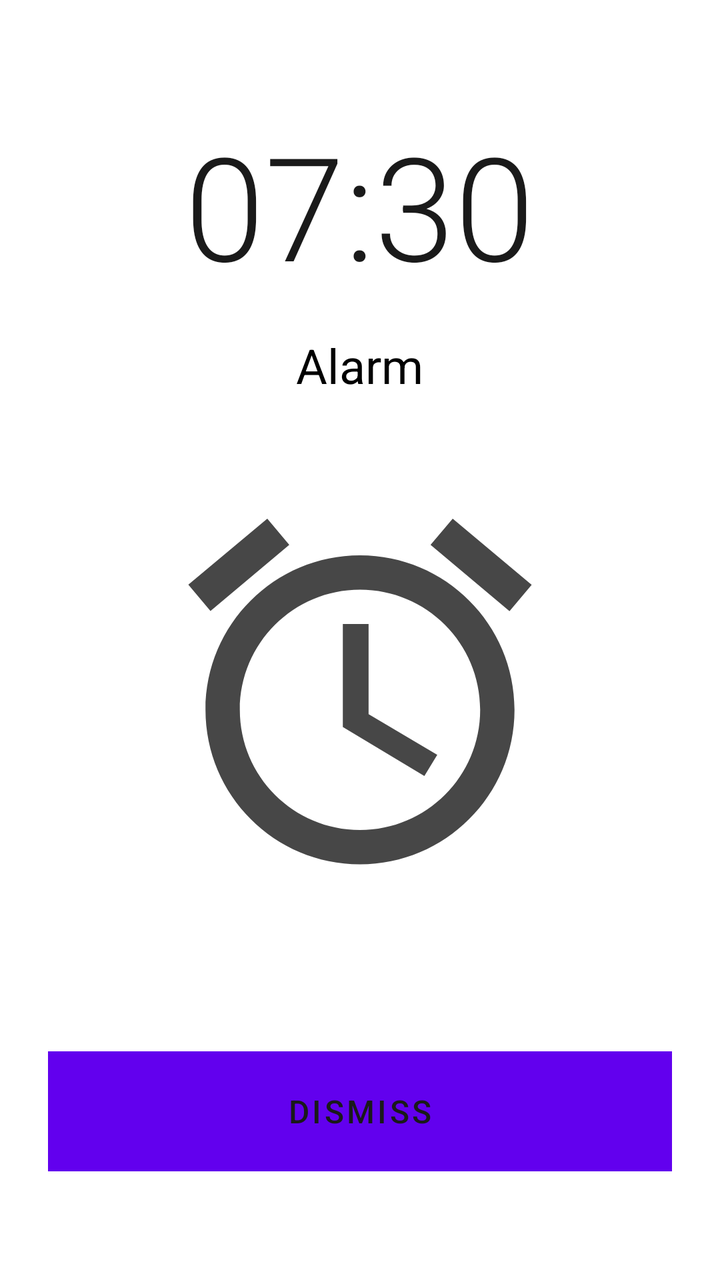
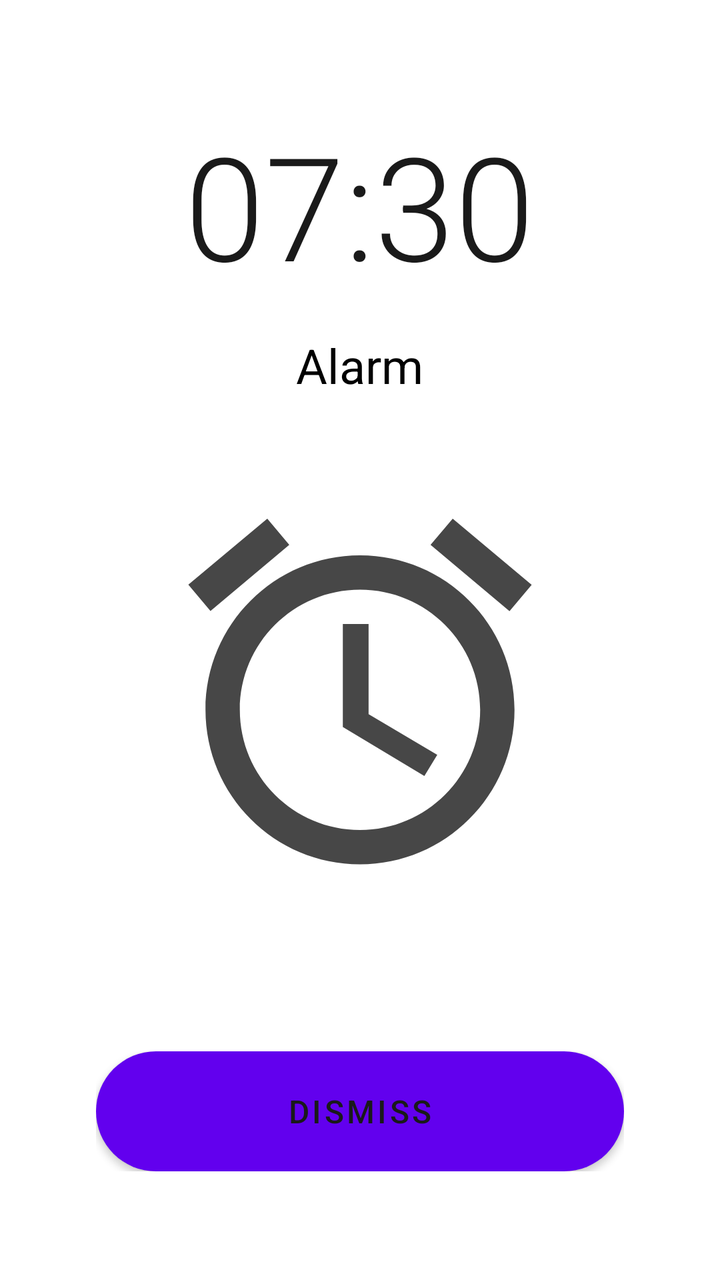

Compare the two renders of this Android layout. The source of the first and the diff that turns it into the second are given below.
<!-- AndroidManifest.xml: fallback theme Theme.MaterialComponents.DayNight.NoActionBar -->
<!-- res/layout/activity_alarm_alert_fullscreen.xml -->
<?xml version="1.0" encoding="utf-8"?>
<LinearLayout xmlns:android="http://schemas.android.com/apk/res/android"
    android:layout_width="match_parent"
    android:layout_height="match_parent"
    android:orientation="vertical"
    android:background="@color/alarm_background"
    android:gravity="center"
    android:padding="24dp">

    

    
    <TextView
        android:id="@+id/alarm_time"
        android:layout_width="wrap_content"
        android:layout_height="wrap_content"
        android:layout_marginBottom="16dp"
        android:fontFamily="sans-serif-light"
        android:text="07:30"
        android:textColor="@color/alarm_text_primary"
        android:textSize="72sp" />

    <TextView
        android:id="@+id/alarm_label"
        android:layout_width="253dp"
        android:layout_height="wrap_content"
        android:layout_marginBottom="48dp"
        android:gravity="center"
        android:text="Alarm"
        android:textColor="@color/alarm_text_secondary"
        android:textSize="24sp" />

    
    <ImageView
        android:id="@+id/alarm_icon"
        android:layout_width="206dp"
        android:layout_height="199dp"
        android:layout_marginBottom="48dp"
        android:adjustViewBounds="true"
        android:alpha="0.8"
        android:scaleType="centerCrop"
        android:src="@drawable/ic_alarm_on" />

    
    <LinearLayout
        android:layout_width="396dp"
        android:layout_height="wrap_content"
        android:layout_marginTop="32dp"
        android:gravity="center"
        android:orientation="horizontal">

        
        <Button
            android:id="@+id/snooze_button"
            android:layout_width="0dp"
            android:layout_height="60dp"
            android:layout_weight="1"
            android:layout_marginEnd="8dp"
            android:background="@drawable/alarm_button_background_snooze"
            android:elevation="4dp"
            android:text="Snooze"
            android:textColor="@color/alarm_button_snooze_text"
            android:textSize="16sp"
            android:visibility="gone" />

        
        <Button
            android:id="@+id/dismiss_button"
            android:layout_width="0dp"
            android:layout_height="60dp"
            android:layout_weight="1"
            android:background="@drawable/alarm_button_background_dismiss"
            android:elevation="4dp"
            android:text="Dismiss"
            android:textColor="@color/alarm_button_text"
            android:textSize="16sp" />

    </LinearLayout>

</LinearLayout>
<!-- resources referenced by this layout -->
<resources>
  <color name="alarm_background">#ffffff</color>
  <color name="alarm_button_snooze_text">#1a1a1a</color>
  <color name="alarm_button_text">#1a1a1a</color>
  <color name="alarm_text_primary">#1a1a1a</color>
  <color name="alarm_text_secondary">#000000</color>
  <!-- drawable alarm_button_background_dismiss (drawable) -->
  <?xml version="1.0" encoding="utf-8"?>
  <selector xmlns:android="http://schemas.android.com/apk/res/android">
      <item android:state_pressed="true">
          <shape android:shape="rectangle">
              <solid android:color="@color/alarm_button_dismiss_pressed" />
              <corners android:radius="50dp" />
          </shape>
      </item>
      <item>
          <shape android:shape="rectangle">
              <solid android:color="@color/alarm_button_dismiss" />
              <corners android:radius="50dp" />
          </shape>
      </item>
  </selector>
  <!-- drawable alarm_button_background_snooze (drawable) -->
  <?xml version="1.0" encoding="utf-8"?>
  <selector xmlns:android="http://schemas.android.com/apk/res/android">
      <item android:state_pressed="true">
          <shape android:shape="rectangle">
              <solid android:color="@color/alarm_button_snooze_pressed" />
              <corners android:radius="50dp" />
          </shape>
      </item>
      <item>
          <shape android:shape="rectangle">
              <solid android:color="@color/alarm_button_snooze" />
              <corners android:radius="50dp" />
          </shape>
      </item>
  </selector>
  <!-- drawable ic_alarm_on (drawable) -->
  <?xml version="1.0" encoding="utf-8"?>
  <vector xmlns:android="http://schemas.android.com/apk/res/android"
      android:width="24dp"
      android:height="24dp"
      android:viewportWidth="24"
      android:viewportHeight="24">
  
      <path
          android:fillColor="@color/alarm_text_primary"
          android:pathData="M22,5.72l-4.6,-3.86 -1.29,1.53 4.6,3.86L22,5.72zM7.88,3.39L6.6,1.86 2,5.71l1.29,1.53 4.59,-3.85zM12.5,8L11,8v6l4.75,2.85 0.75,-1.23 -4,-2.37L12.5,8zM12,4c-4.97,0 -9,4.03 -9,9s4.02,9 9,9c4.97,0 9,-4.03 9,-9s-4.03,-9 -9,-9zM12,20c-3.87,0 -7,-3.13 -7,-7s3.13,-7 7,-7 7,3.13 7,7 -3.13,7 -7,7z" />
  </vector>
  <color name="alarm_button_dismiss_pressed">#d32f2f</color>
  <color name="alarm_button_dismiss">#f44336</color>
  <color name="alarm_button_snooze_pressed">#BDBDBD</color>
  <color name="alarm_button_snooze">#E0E0E0</color>
</resources>

<!-- the commit's change to res/layout/activity_alarm_alert_fullscreen.xml (unified diff, before → after) -->
@@ -43,19 +43,20 @@
 
     
     <LinearLayout
-        android:layout_width="396dp"
+        android:layout_width="match_parent"
         android:layout_height="wrap_content"
         android:layout_marginTop="32dp"
         android:gravity="center"
-        android:orientation="horizontal">
+        android:orientation="vertical"
+        android:paddingStart="24dp"
+        android:paddingEnd="24dp">
 
         
         <Button
             android:id="@+id/snooze_button"
-            android:layout_width="0dp"
+            android:layout_width="match_parent"
             android:layout_height="60dp"
-            android:layout_weight="1"
-            android:layout_marginEnd="8dp"
+            android:layout_marginBottom="12dp"
             android:background="@drawable/alarm_button_background_snooze"
             android:elevation="4dp"
             android:text="Snooze"
@@ -66,9 +67,8 @@
         
         <Button
             android:id="@+id/dismiss_button"
-            android:layout_width="0dp"
+            android:layout_width="match_parent"
             android:layout_height="60dp"
-            android:layout_weight="1"
             android:background="@drawable/alarm_button_background_dismiss"
             android:elevation="4dp"
             android:text="Dismiss"
